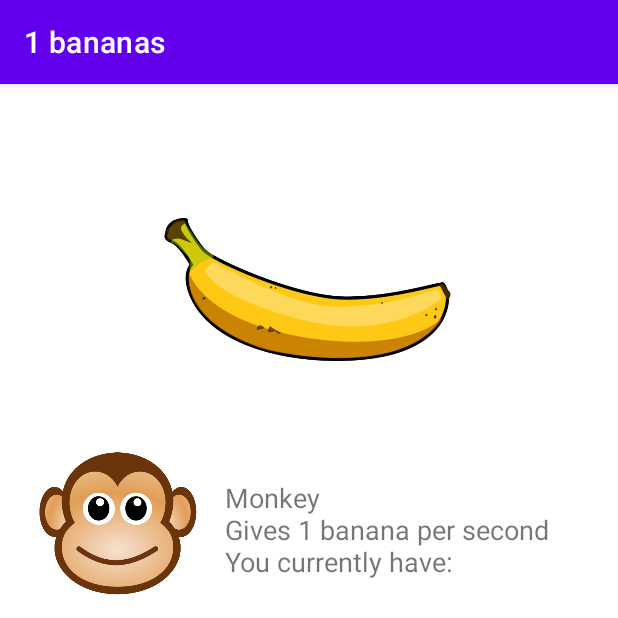
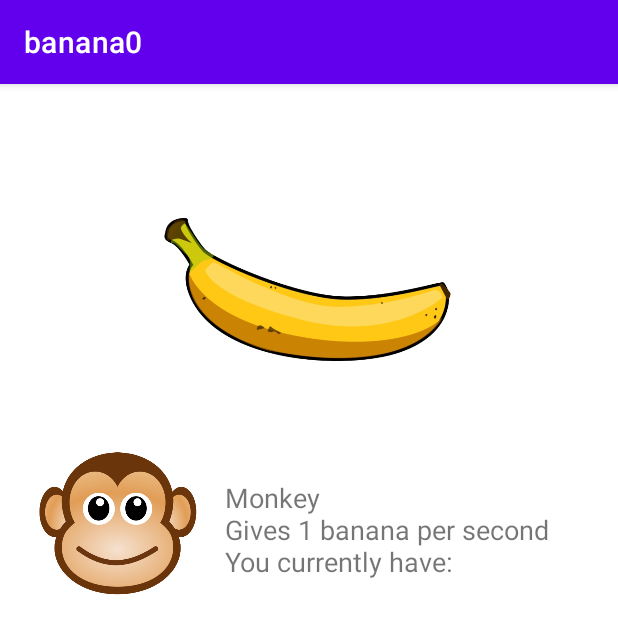
Before and after one commit to FosterBright18/BananaClicker, an Android app: the screen it shows after launch (MainActivity), after a tap on an icon or button, on a phone screen of 412 x 824 dp, the top half of it. Run offline under Robolectric (Android 15) with nearby library versions, the phone set to English and light mode, and no system bars; our stand-ins replace navigation-ui.

Commit message:
Workl more

```diff
--- a/app/src/main/java/com/foster/bananaclicker/MainActivity.kt
+++ b/app/src/main/java/com/foster/bananaclicker/MainActivity.kt
@@ -1,6 +1,8 @@
 package com.foster.bananaclicker
 
 import android.os.Bundle
+import android.text.SpannableStringBuilder
+import android.text.style.ImageSpan
 import com.google.android.material.bottomnavigation.BottomNavigationView
 import androidx.appcompat.app.AppCompatActivity
 import androidx.navigation.findNavController
@@ -15,6 +17,7 @@ class MainActivity : AppCompatActivity() {
     private lateinit var binding: ActivityMainBinding
     private var scores : MutableList<Score> = mutableListOf()
     var bananas = 0
+    var ssb = SpannableStringBuilder()
 
 
     override fun onCreate(savedInstanceState: Bundle?) {
@@ -23,6 +26,14 @@ class MainActivity : AppCompatActivity() {
         binding = ActivityMainBinding.inflate(layoutInflater)
         setContentView(binding.root)
 
+//        ssb.append("long")
+//        ssb.setSpan(
+//            ImageSpan(this, R.drawable.bananas),
+//            ssb.length - 1,
+//            ssb.length,
+//            0
+//        )
+//        ssb.append("$bananas")
 
 
         val navView: BottomNavigationView = binding.navView
--- a/app/src/main/java/com/foster/bananaclicker/ui/BananaFragment.kt
+++ b/app/src/main/java/com/foster/bananaclicker/ui/BananaFragment.kt
@@ -1,6 +1,8 @@
 package com.foster.bananaclicker.ui
 
 import android.os.Bundle
+import android.text.SpannableStringBuilder
+import android.text.style.ImageSpan
 import android.view.LayoutInflater
 import android.view.View
 import android.view.ViewGroup
@@ -39,7 +41,16 @@ class BananaFragment : Fragment() {
 
             binding.imageViewBananaBanana.startAnimation(AnimationUtils.loadAnimation(activity?.applicationContext, R.anim.button_click))
             mainActivity.bananas++
-            mainActivity.supportActionBar?.title = "${mainActivity.bananas} bananas"
+            val ssb = SpannableStringBuilder()
+            ssb.append("banana")
+            ssb.setSpan(
+                ImageSpan(requireContext(), R.drawable.bananas),
+                ssb.length - 1,
+                ssb.length,
+                0
+            )
+            ssb.append("$bananas")
+            mainActivity.supportActionBar?.title = "$ssb"
         }
 
         return root
```
